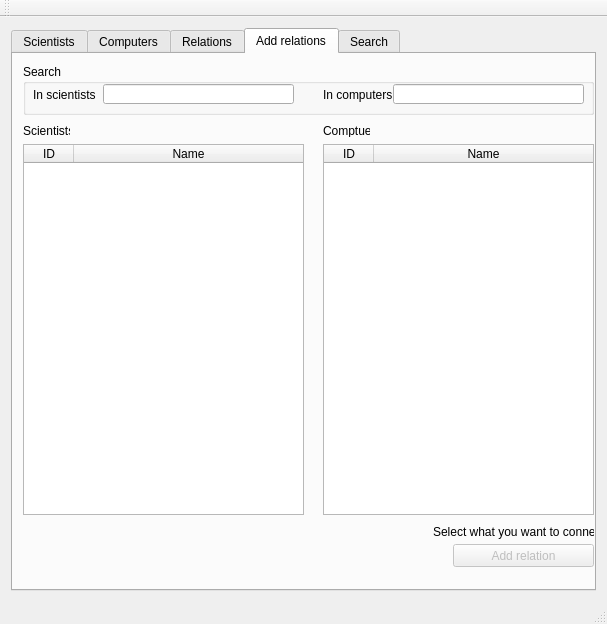
First picture: the form in mainwindow.ui, repository hrafnhildurs/skil3, before the edit.
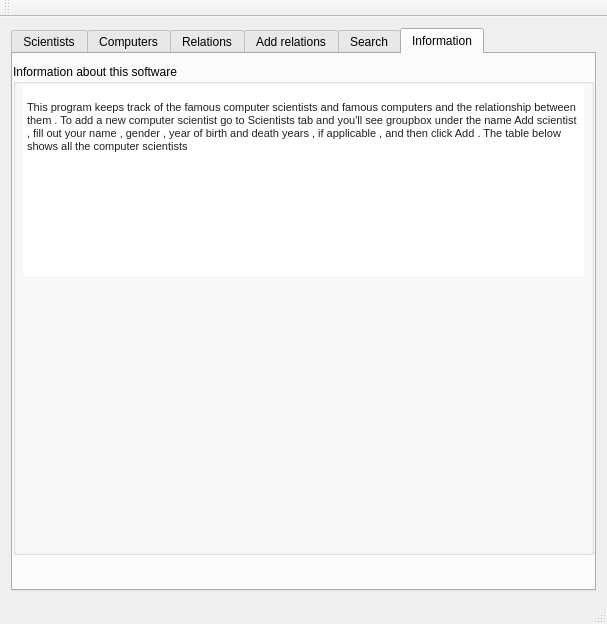
Second picture: the form after the edit. The open tabs and pages were chosen to show the change. Icons and pictures are not drawn.

Diff of the .ui file:
```diff
--- a/mainwindow.ui
+++ b/mainwindow.ui
@@ -20,6 +20,9 @@
       <property name="currentIndex">
        <number>3</number>
       </property>
+      <property name="usesScrollButtons">
+       <bool>false</bool>
+      </property>
       <widget class="QWidget" name="tab_5">
        <attribute name="title">
         <string>Scientists</string>
@@ -895,6 +898,51 @@
         </column>
        </widget>
       </widget>
+      <widget class="QWidget" name="tab_2">
+       <attribute name="icon">
+        <iconset>
+         <normaloff>../../Info.png</normaloff>../../Info.png</iconset>
+       </attribute>
+       <attribute name="title">
+        <string>Information</string>
+       </attribute>
+       <widget class="QGroupBox" name="groupBox_18">
+        <property name="geometry">
+         <rect>
+          <x>0</x>
+          <y>10</y>
+          <width>581</width>
+          <height>491</height>
+         </rect>
+        </property>
+        <property name="title">
+         <string>Information about this software</string>
+        </property>
+        <widget class="QTextBrowser" name="textBrowser">
+         <property name="geometry">
+          <rect>
+           <x>10</x>
+           <y>20</y>
+           <width>561</width>
+           <height>192</height>
+          </rect>
+         </property>
+         <property name="cursor" stdset="0">
+          <cursorShape>ArrowCursor</cursorShape>
+         </property>
+         <property name="frameShape">
+          <enum>QFrame::NoFrame</enum>
+         </property>
+         <property name="html">
+          <string>&lt;!DOCTYPE HTML PUBLIC &quot;-//W3C//DTD HTML 4.0//EN&quot; &quot;http://www.w3.org/TR/REC-html40/strict.dtd&quot;&gt;
+&lt;html&gt;&lt;head&gt;&lt;meta name=&quot;qrichtext&quot; content=&quot;1&quot; /&gt;&lt;style type=&quot;text/css&quot;&gt;
+p, li { white-space: pre-wrap; }
+&lt;/style&gt;&lt;/head&gt;&lt;body style=&quot; font-family:'MS Shell Dlg 2'; font-size:8.25pt; font-weight:400; font-style:normal;&quot;&gt;
+&lt;p style=&quot; margin-top:0px; margin-bottom:0px; margin-left:0px; margin-right:0px; -qt-block-indent:0; text-indent:0px;&quot;&gt;&lt;span style=&quot; font-size:8pt;&quot;&gt;&lt;br /&gt;&lt;/span&gt;&lt;span style=&quot; font-family:'arial,sans-serif'; font-size:8pt; color:#212121; background-color:#ffffff;&quot;&gt;This program keeps track of the famous computer scientists and famous computers and the relationship between them . To add a new computer scientist go to Scientists tab and you'll see groupbox under the name Add scientist , fill out your name , gender , year of birth and death years , if applicable , and then click Add . The table below shows all the computer scientists&lt;/span&gt;&lt;/p&gt;&lt;/body&gt;&lt;/html&gt;</string>
+         </property>
+        </widget>
+       </widget>
+      </widget>
      </widget>
     </item>
    </layout>
```
Left out of the diff: 59 changed lines with no effect on the pictures.
